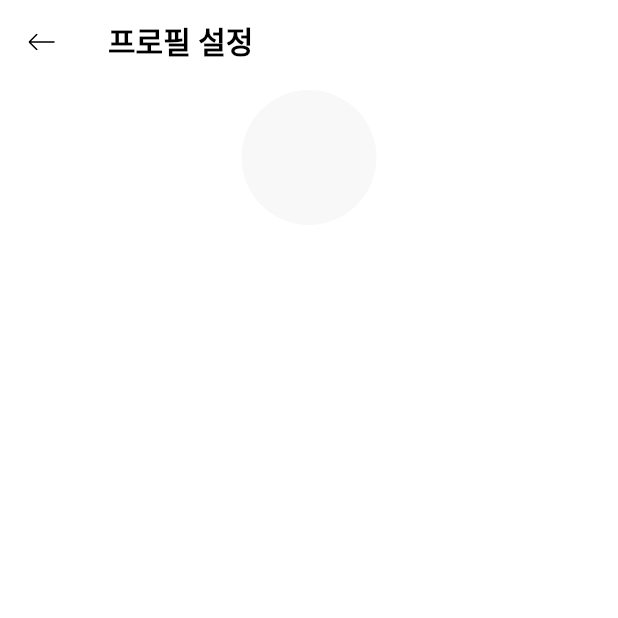
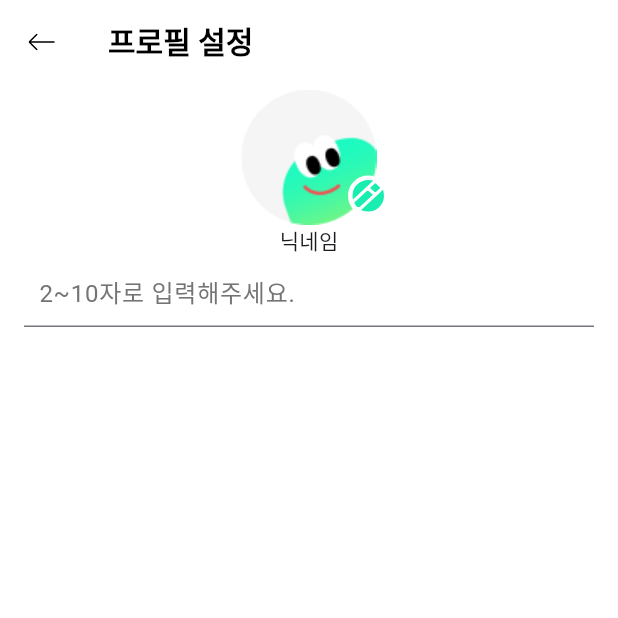
Before and after one commit to soluxAbsolute2025/30th_2_appsolute_bodybuddy_front, a Flutter app: the MypageProfilePage screen opened directly, on a phone screen of 412 x 824 dp, the top half of it. Run offline on Flutter 3.47's test engine with Material 3 defaults, Android fonts, the phone set to English and light mode, and no system bars; our stand-ins replace flutter_svg; network calls fail; Roboto replaces fonts that are missing (Pretendard).

Commit message:
feat. 마이페이지 프로필 설정 버튼 구현

```diff
--- a/lib/features/mypage/pages/mypage_profile_page.dart
+++ b/lib/features/mypage/pages/mypage_profile_page.dart
@@ -29,8 +29,50 @@ class _MypageProfilePageState extends State<MypageProfilePage> {
                     shape: CircleBorder(),
                     color: Color(0xFFF8F8F8),
                   ),
+                  child: Image(
+                    image: AssetImage('assets/mypage/myprofile.png'),
+                  ),
+                ),
+                Positioned(
+                  bottom: 6,
+                  right: -8,
+                  child: TextButton(
+                    onPressed: () {},
+                    style: TextButton.styleFrom(
+                      foregroundColor: Color(0xFF669688),
+                      padding: EdgeInsets.zero,
+                      minimumSize: Size.zero,
+                      tapTargetSize: MaterialTapTargetSize.shrinkWrap,
+                    ),
+                    child: Container(
+                      width: 27,
+                      height: 27,
+                      decoration: ShapeDecoration(
+                        color: const Color(0xFF1AEDB0),
+                        shape: OvalBorder(
+                          side: BorderSide(width: 3, color: Colors.white),
+                        ),
+                      ),
+                      child: SvgPicture.asset(
+                        'assets/mypage/pencil.svg',
+                        fit: BoxFit.cover,
+                      ),
+                    ),
+                  ),
                 ),
               ],
+            ),
+            Text('닉네임'),
+            TextFormField(
+              decoration: InputDecoration(
+                hintText: '2~10자로 입력해주세요.',
+                contentPadding: EdgeInsets.only(top: 10, bottom: 9, left: 10),
+                hintStyle: TextStyle(
+                  color: Color(0xFF747474),
+                  fontSize: 16,
+                  // weight: FontWeight.bold,
+                ),
+              ),
             ),
           ],
         ),
```
Also changed, not shown: assets/mypage/myprofile.png (added), assets/mypage/pencil.svg (added).
